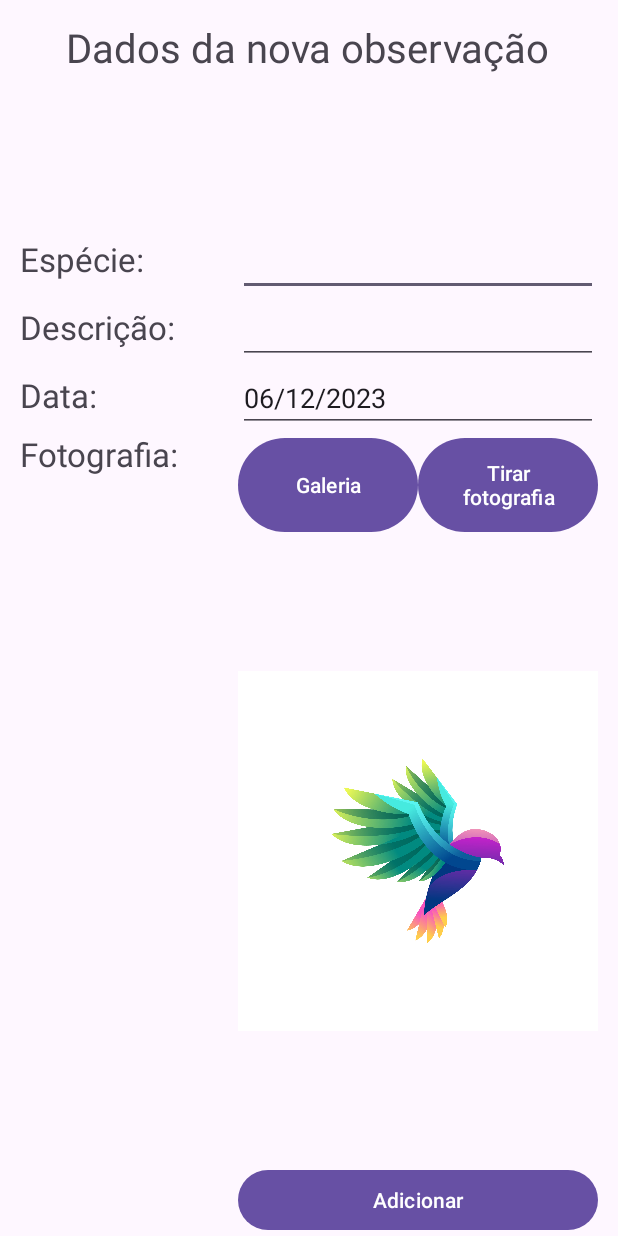
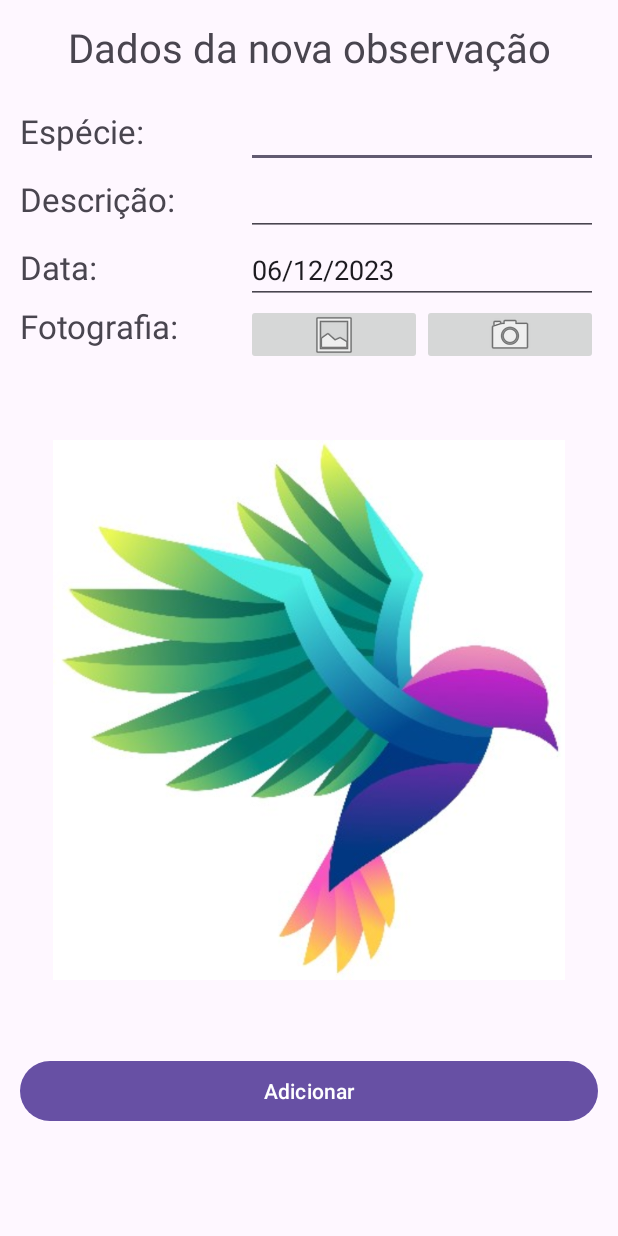
Before and after one commit to vascosilverio/AvistaDAM, an Android app: the AdicionarObsActivity screen opened directly, with no data from a screen before it, after a tap on "Adicionar", on a phone screen of 412 x 824 dp. Run offline under Robolectric (Android 15) with nearby library versions, the phone set to English and light mode, and no system bars; 1 statement that could not run was skipped.

Commit message:
Alterações na view para adicionar observações

```diff
--- a/app/src/main/java/com/example/avista/ui/AdicionarObsActivity.kt
+++ b/app/src/main/java/com/example/avista/ui/AdicionarObsActivity.kt
@@ -15,6 +15,7 @@ import android.provider.MediaStore
 import android.util.Log
 import android.widget.Toast
 import androidx.core.app.ActivityCompat
+import androidx.core.app.ActivityCompat.startActivityForResult
 import androidx.core.content.ContextCompat
 import com.example.avista.model.Observacao
 import com.example.avista.model.ObservacaoPOST
@@ -57,29 +58,49 @@ class AdicionarObsActivity : AppCompatActivity() {
             verificarPermissaoCamera()
         }
 
-        binding.btnEscolherFotoGaleria.setOnClickListener{
+        binding.btnGaleria.setOnClickListener{
             abrirGaleria()
         }
 
         binding.btnAdicionarObs.setOnClickListener{
+            var especie = binding.txtEspecie.text.toString()
+            var data = binding.txtData.text.toString()
+            var descricao = binding.txtDescricao.text.toString()
+            // verificar se foi selecionada alguma fotografia
+            if(!::imgBitmap.isInitialized) {
+                Toast.makeText(applicationContext, "Não foi selecionada nenhuma fotografia.", Toast.LENGTH_SHORT).show()
+            } else if(especie == "") {
+                Toast.makeText(applicationContext, "Não foi especificada a espécie.", Toast.LENGTH_SHORT).show()
+            } else if(data == "") {
+                Toast.makeText(applicationContext, "Não foi especificada a data.", Toast.LENGTH_SHORT).show()
+            } else {
                 // enviar fotografia para o ImgBB e guardar o displayURL que vai ser retornado
                 EnvioFotografia.enviarFoto(imgBitmap, applicationContext, object :
                     EnvioFotografiaCallback {
                     override fun onSucess(url: String) {
                         imgURL = url
-                    var especie = binding.txtEspecie.text.toString()
-                    var data = binding.txtData.text.toString()
-                    var descricao = binding.txtDescricao.text.toString()
-
                         // adicionar observação - latitude e longitude com valores de teste enquanto não se estão a obter as coordenadas de GPS
-                    adicionarObs(utilizador, "35.000000", "25.000000", imgURL, descricao, data, especie)
+                        adicionarObs(
+                            utilizador,
+                            "35.000000",
+                            "25.000000",
+                            imgURL,
+                            descricao,
+                            data,
+                            especie
+                        )
                     }
 
                     override fun onError(mensagemErro: String) {
                         Log.e("AdicionarObsActivity", "Erro ao obter o displayURL: $mensagemErro")
-                    Toast.makeText(applicationContext, "Erro ao obter o displayURL", Toast.LENGTH_SHORT).show()
+                        Toast.makeText(
+                            applicationContext,
+                            "Erro ao obter o displayURL",
+                            Toast.LENGTH_SHORT
+                        ).show()
                     }
                 })
+            }
         }
     }
 
@@ -126,7 +147,7 @@ class AdicionarObsActivity : AppCompatActivity() {
                 binding.viewImagem.setImageBitmap(imgBitmap)
             } else {
                 // se for só data é porque veio de uma fotografia.
-                // da fotografia vem um Intent e temos de obter o bitmap da fotografia para o tratar.
+                // da fotografia vem um Intent e temos de obter o bitmap da fotografia para o tratar. (VERIFICAR PORQUE VEM COM POUCA QUALIDADE. THUMBNAIL?)
                 val imageBitmap = data?.extras?.get("data") as? Bitmap
                 binding.viewImagem.setImageBitmap(imageBitmap)
                 imgBitmap = imageBitmap!!
--- a/app/src/main/res/layout/activity_adicionar_obs.xml
+++ b/app/src/main/res/layout/activity_adicionar_obs.xml
@@ -1,11 +1,11 @@
 <?xml version="1.0" encoding="utf-8"?>
-<androidx.constraintlayout.widget.ConstraintLayout
-    xmlns:android="http://schemas.android.com/apk/res/android"
+<ScrollView xmlns:android="http://schemas.android.com/apk/res/android"
     xmlns:app="http://schemas.android.com/apk/res-auto"
     xmlns:tools="http://schemas.android.com/tools"
     android:layout_width="match_parent"
     android:layout_height="match_parent"
     tools:context=".ui.AdicionarObsActivity">
+
 
     <LinearLayout
         android:layout_width="match_parent"
@@ -14,11 +14,10 @@
 
         <TextView
             android:id="@+id/textView8"
-
-            android:layout_width="410dp"
-            android:layout_height="152dp"
+            android:layout_width="match_parent"
+            android:layout_height="30pt"
             android:paddingTop="6pt"
-            android:paddingBottom="20pt"
+            android:paddingBottom="4pt"
             android:text="Dados da nova observação"
             android:textAlignment="center"
             android:textSize="12pt" />
@@ -27,8 +26,7 @@
             android:layout_width="match_parent"
             android:layout_height="match_parent"
             android:paddingStart="6pt"
-            android:paddingEnd="6pt"
-            android:stretchColumns="1">
+            android:paddingEnd="6pt">
 
             <TableRow>
 
@@ -101,8 +99,7 @@
 
             <TableRow
                 android:layout_width="match_parent"
-                android:layout_height="0dp"
-                android:layout_weight="0.1">
+                android:layout_height="1dp">
 
                 <TextView
                     android:id="@+id/txtViewEscolherFoto"
@@ -110,6 +107,7 @@
                     android:layout_height="wrap_content"
                     android:textSize="10pt"
                     android:layout_weight="0.2"
+                    android:paddingBottom="5pt"
                     android:text="Fotografia:" />
 
                 <LinearLayout
@@ -118,38 +116,37 @@
                     android:orientation="horizontal"
                     android:layout_weight="0.8">
 
-                    <Button
-                        android:id="@+id/btnEscolherFotoGaleria"
+                    <ImageButton
+                        android:id="@+id/btnGaleria"
                         android:layout_width="0dp"
-                        android:layout_height="match_parent"
+                        android:layout_height="wrap_content"
                         android:layout_weight="0.4"
-                        android:text="Galeria" />
+                        app:srcCompat="@android:drawable/ic_menu_gallery" />
 
-                    <Button
+                    <ImageButton
                         android:id="@+id/btnCamera"
                         android:layout_width="0dp"
-                        android:layout_height="match_parent"
+                        android:layout_height="wrap_content"
                         android:layout_weight="0.4"
-                        android:text="Tirar fotografia" />
+                        app:srcCompat="@android:drawable/ic_menu_camera" />
+
                 </LinearLayout>
 
             </TableRow>
 
             <TableRow
                 android:layout_width="match_parent"
-                android:layout_height="0dp"
-                android:layout_weight="1">
+                android:layout_height="match_parent"
+                android:layout_marginStart="10pt"
+                android:layout_marginEnd="10pt">
 
-                <Space
-                    android:layout_width="wrap_content"
-                    android:layout_height="wrap_content" />
 
                 <ImageView
                     android:id="@+id/viewImagem"
                     android:layout_width="0dp"
                     android:layout_height="match_parent"
                     android:layout_weight="1"
-                    android:src="@drawable/bird_logo" />
+                    android:src="@drawable/foto_template" />
 
             </TableRow>
 
@@ -157,16 +154,12 @@
                 android:layout_width="match_parent"
                 android:layout_height="match_parent" >
 
-                <Space
-                    android:layout_width="wrap_content"
-                    android:layout_height="wrap_content"
-                    android:layout_weight="0.2" />
 
                 <Button
                     android:id="@+id/btnAdicionarObs"
                     android:layout_width="wrap_content"
                     android:layout_height="wrap_content"
-                    android:layout_weight="0.8"
+                    android:layout_weight="1"
                     android:text="Adicionar" />
             </TableRow>
 
@@ -174,4 +167,4 @@
 
     </LinearLayout>
 
-</androidx.constraintlayout.widget.ConstraintLayout>
+</ScrollView>
```
Also changed, not shown: app/src/main/res/drawable/foto_template.jpg (added). Lines whose indentation alone changed are shown as unchanged.
